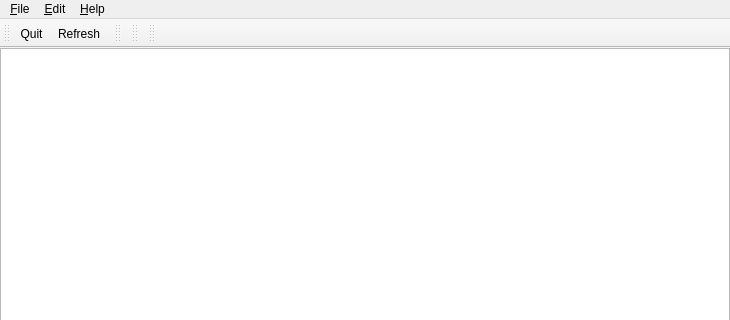
The window that hgviewlib/qt4/hgqv.ui (TyberiusPrime/hgview) describes before a commit, drawn with Qt 5; both pictures show x 0 to 730 and y 0 to 320 of the 730 by 646 pixel window.
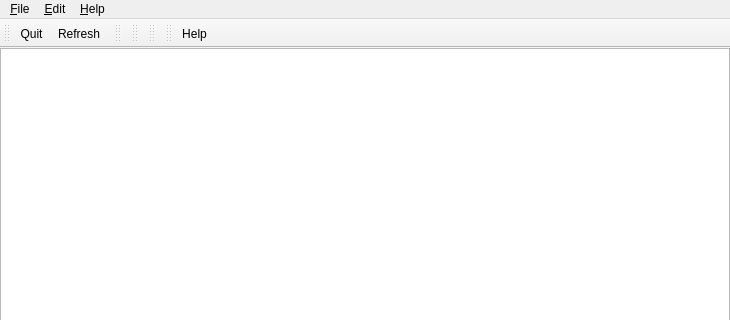
The same window after the commit. Custom widgets are drawn as their Qt base class.

Commit message: Add a Help button in the main repo viewer

What changed in the file:
```diff
--- a/hgviewlib/qt4/hgqv.ui
+++ b/hgviewlib/qt4/hgqv.ui
@@ -203,7 +203,7 @@
     <rect>
      <x>144</x>
      <y>30</y>
-     <width>586</width>
+     <width>15</width>
      <height>33</height>
     </rect>
    </property>
@@ -217,6 +217,26 @@
     <bool>false</bool>
    </attribute>
   </widget>
+  <widget class="QToolBar" name="toolBar_help" >
+   <property name="geometry" >
+    <rect>
+     <x>159</x>
+     <y>30</y>
+     <width>571</width>
+     <height>33</height>
+    </rect>
+   </property>
+   <property name="windowTitle" >
+    <string>toolBar</string>
+   </property>
+   <attribute name="toolBarArea" >
+    <enum>TopToolBarArea</enum>
+   </attribute>
+   <attribute name="toolBarBreak" >
+    <bool>false</bool>
+   </attribute>
+   <addaction name="actionHelp" />
+  </widget>
   <action name="actionOpen_repository" >
    <property name="text" >
     <string>&amp;Open repository</string>
@@ -254,6 +274,11 @@
     <string>displayAllBranches</string>
    </property>
   </action>
+  <action name="actionHelp" >
+   <property name="text" >
+    <string>Help</string>
+   </property>
+  </action>
  </widget>
  <customwidgets>
   <customwidget>
```
Left out of the diff: 1 changed line with no effect on the pictures. The commit also changes 3 other files.
